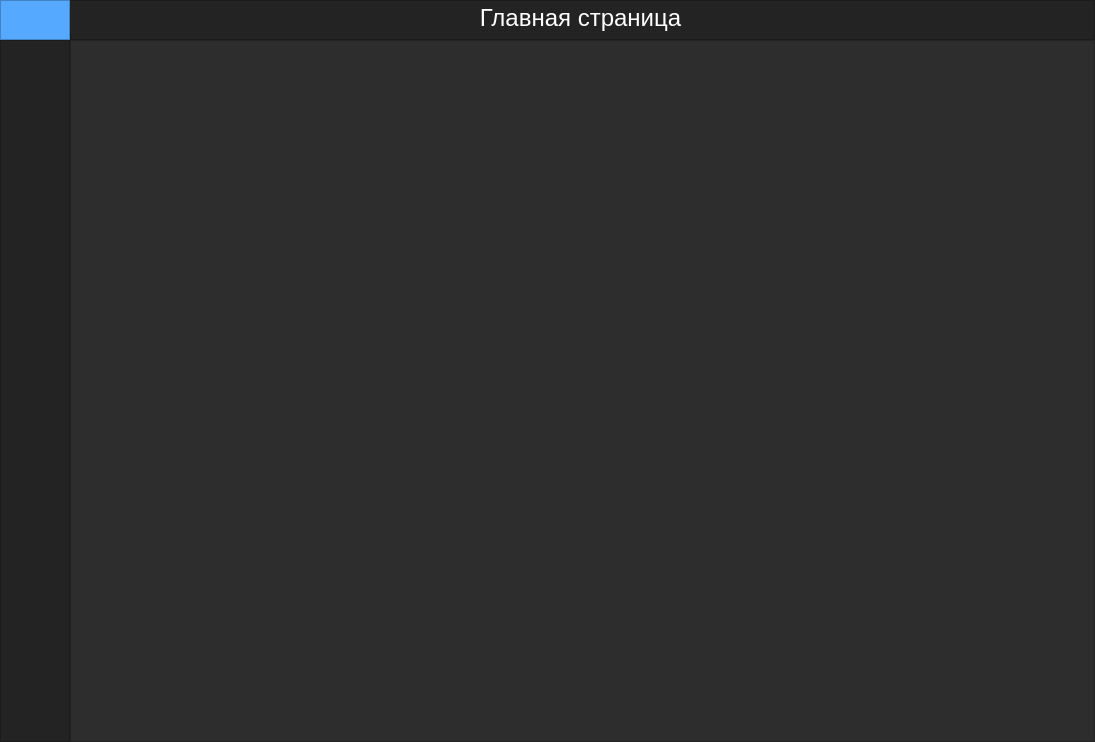
Before: the Qt Designer form ui_main.ui in AlGaRitm2020/BeneFit, drawn with Qt 5.
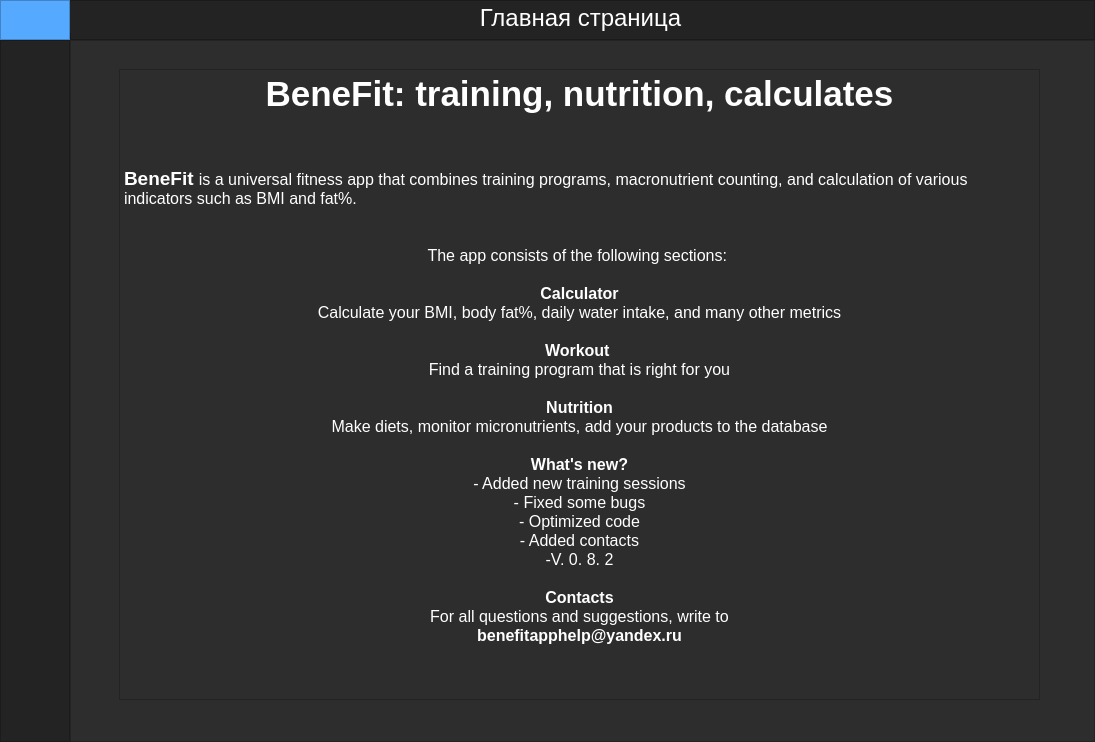
After: the same form once the commit is applied. The open tabs and pages were chosen to show the change. Icons and pictures are not drawn.

```diff
--- a/ui_main.ui
+++ b/ui_main.ui
@@ -399,8 +399,8 @@
           <item>
            <widget class="QStackedWidget" name="stackedWidget">
             <property name="styleSheet">
-             <string notr="true">сolor:#ffffff;
-</string>
+             <string notr="true">color:#ffffff;
+font-size:20px;</string>
             </property>
             <property name="currentIndex">
              <number>3</number>
@@ -1405,7 +1405,108 @@
               </property>
              </widget>
             </widget>
-            <widget class="QWidget" name="page_5"/>
+            <widget class="QWidget" name="page_5">
+             <widget class="QStackedWidget" name="stackedWidget_description">
+              <property name="geometry">
+               <rect>
+                <x>9</x>
+                <y>9</y>
+                <width>981</width>
+                <height>661</height>
+               </rect>
+              </property>
+              <property name="styleSheet">
+               <string notr="true">color:#fff;</string>
+              </property>
+              <property name="currentIndex">
+               <number>0</number>
+              </property>
+              <widget class="QWidget" name="page_des_en">
+               <widget class="QTextBrowser" name="textBrowser_en">
+                <property name="geometry">
+                 <rect>
+                  <x>30</x>
+                  <y>10</y>
+                  <width>921</width>
+                  <height>631</height>
+                 </rect>
+                </property>
+                <property name="styleSheet">
+                 <string notr="true"/>
+                </property>
+                <property name="html">
+                 <string>&lt;!DOCTYPE HTML PUBLIC &quot;-//W3C//DTD HTML 4.0//EN&quot; &quot;http://www.w3.org/TR/REC-html40/strict.dtd&quot;&gt;
+&lt;html&gt;&lt;head&gt;&lt;meta name=&quot;qrichtext&quot; content=&quot;1&quot; /&gt;&lt;style type=&quot;text/css&quot;&gt;
+p, li { white-space: pre-wrap; }
+&lt;/style&gt;&lt;/head&gt;&lt;body style=&quot; font-family:'MS Shell Dlg 2'; font-size:20px; font-weight:400; font-style:normal;&quot;&gt;
+&lt;p align=&quot;center&quot; style=&quot; margin-top:0px; margin-bottom:0px; margin-left:0px; margin-right:0px; -qt-block-indent:0; text-indent:0px;&quot;&gt;&lt;span style=&quot; font-family:'Franklin Gothic Mediumi','sand-serif'; font-size:26pt; font-weight:600; color:#ffffff;&quot;&gt;BeneFit: training, nutrition, calculates&lt;/span&gt;&lt;/p&gt;
+&lt;p align=&quot;center&quot; style=&quot;-qt-paragraph-type:empty; margin-top:0px; margin-bottom:0px; margin-left:0px; margin-right:0px; -qt-block-indent:0; text-indent:0px; font-family:'Franklin Gothic Mediumi','sand-serif'; font-size:26pt; font-weight:600; color:#ffffff;&quot;&gt;&lt;br /&gt;&lt;/p&gt;
+&lt;p align=&quot;center&quot; style=&quot;-qt-paragraph-type:empty; margin-top:0px; margin-bottom:0px; margin-left:0px; margin-right:0px; -qt-block-indent:0; text-indent:0px; font-family:'Franklin Gothic Mediumi','sand-serif'; font-size:8.25pt; color:#ffffff;&quot;&gt;&lt;br /&gt;&lt;/p&gt;
+&lt;p style=&quot; margin-top:0px; margin-bottom:0px; margin-left:0px; margin-right:0px; -qt-block-indent:0; text-indent:0px;&quot;&gt;&lt;span style=&quot; font-family:'Franklin Gothic Mediumi','sand-serif'; font-size:14pt; font-weight:600; color:#ffffff;&quot;&gt;BeneFit&lt;/span&gt;&lt;span style=&quot; font-family:'Franklin Gothic Mediumi','sand-serif'; font-size:14pt; color:#ffffff;&quot;&gt; &lt;/span&gt;&lt;span style=&quot; font-family:'Franklin Gothic Mediumi','sand-serif'; font-size:12pt; color:#ffffff;&quot;&gt;is a universal fitness app that combines training programs, macronutrient counting, and calculation of various indicators such as BMI and fat%.&lt;/span&gt;&lt;/p&gt;
+&lt;p align=&quot;center&quot; style=&quot;-qt-paragraph-type:empty; margin-top:0px; margin-bottom:0px; margin-left:0px; margin-right:0px; -qt-block-indent:0; text-indent:0px; font-family:'Franklin Gothic Mediumi','sand-serif'; font-size:12pt; color:#ffffff;&quot;&gt;&lt;br /&gt;&lt;/p&gt;
+&lt;p align=&quot;center&quot; style=&quot;-qt-paragraph-type:empty; margin-top:0px; margin-bottom:0px; margin-left:0px; margin-right:0px; -qt-block-indent:0; text-indent:0px; font-family:'Franklin Gothic Mediumi','sand-serif'; font-size:12pt; color:#ffffff;&quot;&gt;&lt;br /&gt;&lt;/p&gt;
+&lt;p align=&quot;center&quot; style=&quot; margin-top:0px; margin-bottom:0px; margin-left:0px; margin-right:0px; -qt-block-indent:0; text-indent:0px;&quot;&gt;&lt;span style=&quot; font-family:'Franklin Gothic Mediumi','sand-serif'; font-size:12pt; color:#ffffff;&quot;&gt;The app consists of the following sections: &lt;/span&gt;&lt;/p&gt;
+&lt;p align=&quot;center&quot; style=&quot;-qt-paragraph-type:empty; margin-top:0px; margin-bottom:0px; margin-left:0px; margin-right:0px; -qt-block-indent:0; text-indent:0px; font-family:'Franklin Gothic Mediumi','sand-serif'; font-size:12pt; color:#ffffff;&quot;&gt;&lt;br /&gt;&lt;/p&gt;
+&lt;p align=&quot;center&quot; style=&quot; margin-top:0px; margin-bottom:0px; margin-left:0px; margin-right:0px; -qt-block-indent:0; text-indent:0px;&quot;&gt;&lt;span style=&quot; font-family:'Franklin Gothic Mediumi','sand-serif'; font-size:12pt; font-weight:600; color:#ffffff;&quot;&gt;Calculator&lt;/span&gt;&lt;/p&gt;
+&lt;p align=&quot;center&quot; style=&quot; margin-top:0px; margin-bottom:0px; margin-left:0px; margin-right:0px; -qt-block-indent:0; text-indent:0px;&quot;&gt;&lt;span style=&quot; font-family:'Franklin Gothic Mediumi','sand-serif'; font-size:12pt; color:#ffffff;&quot;&gt;Calculate your BMI, body fat%, daily water intake, and many other metrics&lt;/span&gt;&lt;/p&gt;
+&lt;p align=&quot;center&quot; style=&quot;-qt-paragraph-type:empty; margin-top:0px; margin-bottom:0px; margin-left:0px; margin-right:0px; -qt-block-indent:0; text-indent:0px; font-family:'Franklin Gothic Mediumi','sand-serif'; font-size:12pt; color:#ffffff;&quot;&gt;&lt;br /&gt;&lt;/p&gt;
+&lt;p align=&quot;center&quot; style=&quot; margin-top:0px; margin-bottom:0px; margin-left:0px; margin-right:0px; -qt-block-indent:0; text-indent:0px;&quot;&gt;&lt;span style=&quot; font-family:'Franklin Gothic Mediumi','sand-serif'; font-size:12pt; font-weight:600; color:#ffffff;&quot;&gt;Workout &lt;/span&gt;&lt;/p&gt;
+&lt;p align=&quot;center&quot; style=&quot; margin-top:0px; margin-bottom:0px; margin-left:0px; margin-right:0px; -qt-block-indent:0; text-indent:0px;&quot;&gt;&lt;span style=&quot; font-family:'Franklin Gothic Mediumi','sand-serif'; font-size:12pt; color:#ffffff;&quot;&gt;Find a training program that is right for you&lt;/span&gt;&lt;/p&gt;
+&lt;p align=&quot;center&quot; style=&quot;-qt-paragraph-type:empty; margin-top:0px; margin-bottom:0px; margin-left:0px; margin-right:0px; -qt-block-indent:0; text-indent:0px; font-family:'Franklin Gothic Mediumi','sand-serif'; font-size:12pt; color:#ffffff;&quot;&gt;&lt;br /&gt;&lt;/p&gt;
+&lt;p align=&quot;center&quot; style=&quot; margin-top:0px; margin-bottom:0px; margin-left:0px; margin-right:0px; -qt-block-indent:0; text-indent:0px;&quot;&gt;&lt;span style=&quot; font-family:'Franklin Gothic Mediumi','sand-serif'; font-size:12pt; font-weight:600; color:#ffffff;&quot;&gt;Nutrition&lt;/span&gt;&lt;/p&gt;
+&lt;p align=&quot;center&quot; style=&quot; margin-top:0px; margin-bottom:0px; margin-left:0px; margin-right:0px; -qt-block-indent:0; text-indent:0px;&quot;&gt;&lt;span style=&quot; font-family:'Franklin Gothic Mediumi','sand-serif'; font-size:12pt; color:#ffffff;&quot;&gt;Make diets, monitor micronutrients, add your products to the database&lt;/span&gt;&lt;/p&gt;
+&lt;p align=&quot;center&quot; style=&quot;-qt-paragraph-type:empty; margin-top:0px; margin-bottom:0px; margin-left:0px; margin-right:0px; -qt-block-indent:0; text-indent:0px; font-family:'Franklin Gothic Mediumi','sand-serif'; font-size:12pt; color:#ffffff;&quot;&gt;&lt;br /&gt;&lt;/p&gt;
+&lt;p align=&quot;center&quot; style=&quot; margin-top:0px; margin-bottom:0px; margin-left:0px; margin-right:0px; -qt-block-indent:0; text-indent:0px;&quot;&gt;&lt;span style=&quot; font-family:'Franklin Gothic Mediumi','sand-serif'; font-size:12pt; font-weight:600; color:#ffffff;&quot;&gt;What's new?&lt;/span&gt;&lt;/p&gt;
+&lt;p align=&quot;center&quot; style=&quot; margin-top:0px; margin-bottom:0px; margin-left:0px; margin-right:0px; -qt-block-indent:0; text-indent:0px;&quot;&gt;&lt;span style=&quot; font-family:'Franklin Gothic Mediumi','sand-serif'; font-size:12pt; color:#ffffff;&quot;&gt;- Added new training sessions&lt;/span&gt;&lt;/p&gt;
+&lt;p align=&quot;center&quot; style=&quot; margin-top:0px; margin-bottom:0px; margin-left:0px; margin-right:0px; -qt-block-indent:0; text-indent:0px;&quot;&gt;&lt;span style=&quot; font-family:'Franklin Gothic Mediumi','sand-serif'; font-size:12pt; color:#ffffff;&quot;&gt;- Fixed some bugs&lt;/span&gt;&lt;/p&gt;
+&lt;p align=&quot;center&quot; style=&quot; margin-top:0px; margin-bottom:0px; margin-left:0px; margin-right:0px; -qt-block-indent:0; text-indent:0px;&quot;&gt;&lt;span style=&quot; font-family:'Franklin Gothic Mediumi','sand-serif'; font-size:12pt; color:#ffffff;&quot;&gt;- Optimized code&lt;/span&gt;&lt;/p&gt;
+&lt;p align=&quot;center&quot; style=&quot; margin-top:0px; margin-bottom:0px; margin-left:0px; margin-right:0px; -qt-block-indent:0; text-indent:0px;&quot;&gt;&lt;span style=&quot; font-family:'Franklin Gothic Mediumi','sand-serif'; font-size:12pt; color:#ffffff;&quot;&gt;- Added contacts&lt;/span&gt;&lt;/p&gt;
+&lt;p align=&quot;center&quot; style=&quot; margin-top:0px; margin-bottom:0px; margin-left:0px; margin-right:0px; -qt-block-indent:0; text-indent:0px;&quot;&gt;&lt;span style=&quot; font-family:'Franklin Gothic Mediumi','sand-serif'; font-size:12pt; color:#ffffff;&quot;&gt;-V. 0. 8. 2&lt;/span&gt;&lt;/p&gt;
+&lt;p align=&quot;center&quot; style=&quot;-qt-paragraph-type:empty; margin-top:0px; margin-bottom:0px; margin-left:0px; margin-right:0px; -qt-block-indent:0; text-indent:0px; font-family:'Franklin Gothic Mediumi','sand-serif'; font-size:12pt; color:#ffffff;&quot;&gt;&lt;br /&gt;&lt;/p&gt;
+&lt;p align=&quot;center&quot; style=&quot; margin-top:0px; margin-bottom:0px; margin-left:0px; margin-right:0px; -qt-block-indent:0; text-indent:0px;&quot;&gt;&lt;span style=&quot; font-family:'Franklin Gothic Mediumi','sand-serif'; font-size:12pt; font-weight:600; color:#ffffff;&quot;&gt;Contacts&lt;/span&gt;&lt;/p&gt;
+&lt;p align=&quot;center&quot; style=&quot; margin-top:0px; margin-bottom:0px; margin-left:0px; margin-right:0px; -qt-block-indent:0; text-indent:0px;&quot;&gt;&lt;span style=&quot; font-family:'Franklin Gothic Mediumi','sand-serif'; font-size:12pt; color:#ffffff;&quot;&gt;For all questions and suggestions, write to&lt;/span&gt;&lt;/p&gt;
+&lt;p align=&quot;center&quot; style=&quot; margin-top:0px; margin-bottom:0px; margin-left:0px; margin-right:0px; -qt-block-indent:0; text-indent:0px;&quot;&gt;&lt;span style=&quot; font-family:'Franklin Gothic Mediumi','sand-serif'; font-size:12pt; font-weight:600; color:#ffffff;&quot;&gt;benefitapphelp@yandex.ru&lt;/span&gt;&lt;/p&gt;&lt;/body&gt;&lt;/html&gt;</string>
+                </property>
+               </widget>
+              </widget>
+              <widget class="QWidget" name="page_des_ru"/>
+             </widget>
+            </widget>
+            <widget class="QWidget" name="page_6">
+             <widget class="QWidget" name="formLayoutWidget_6">
+              <property name="geometry">
+               <rect>
+                <x>290</x>
+                <y>130</y>
+                <width>361</width>
+                <height>321</height>
+               </rect>
+              </property>
+              <layout class="QFormLayout" name="formLayout_6">
+               <item row="0" column="0">
+                <widget class="QLabel" name="label_23">
+                 <property name="text">
+                  <string>Язык интерфейса</string>
+                 </property>
+                </widget>
+               </item>
+               <item row="0" column="1">
+                <widget class="QComboBox" name="comboBox">
+                 <item>
+                  <property name="text">
+                   <string>Русский</string>
+                  </property>
+                 </item>
+                 <item>
+                  <property name="text">
+                   <string>English</string>
+                  </property>
+                 </item>
+                </widget>
+               </item>
+              </layout>
+             </widget>
+            </widget>
            </widget>
           </item>
          </layout>
```
Left out of the diff: 95 changed lines with no effect on the pictures.
